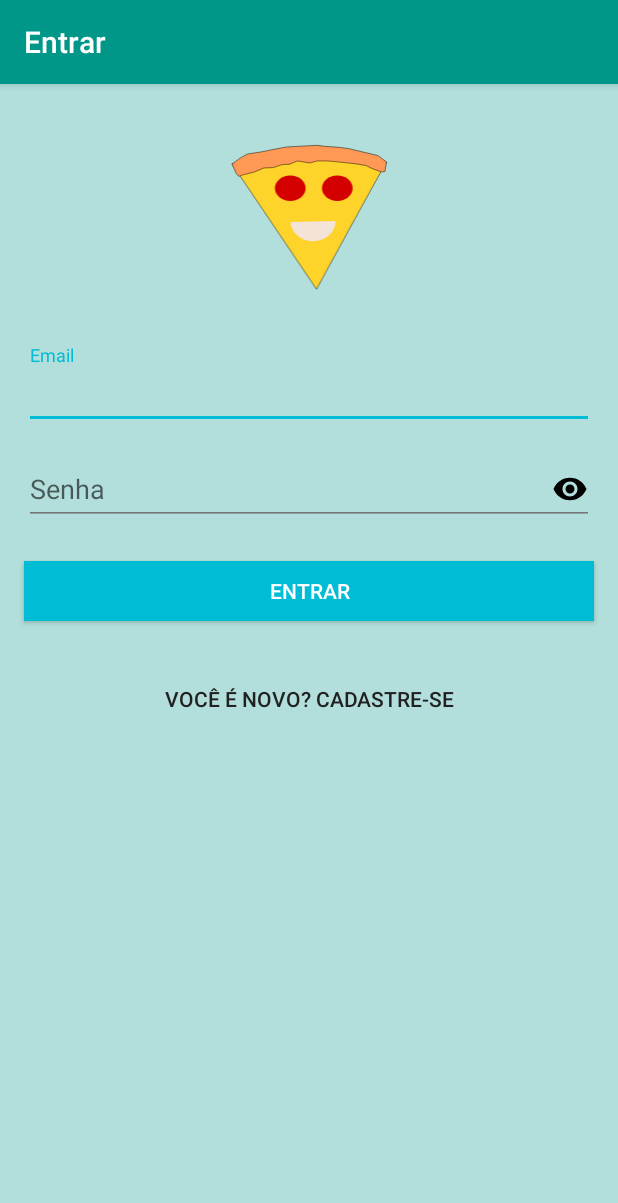
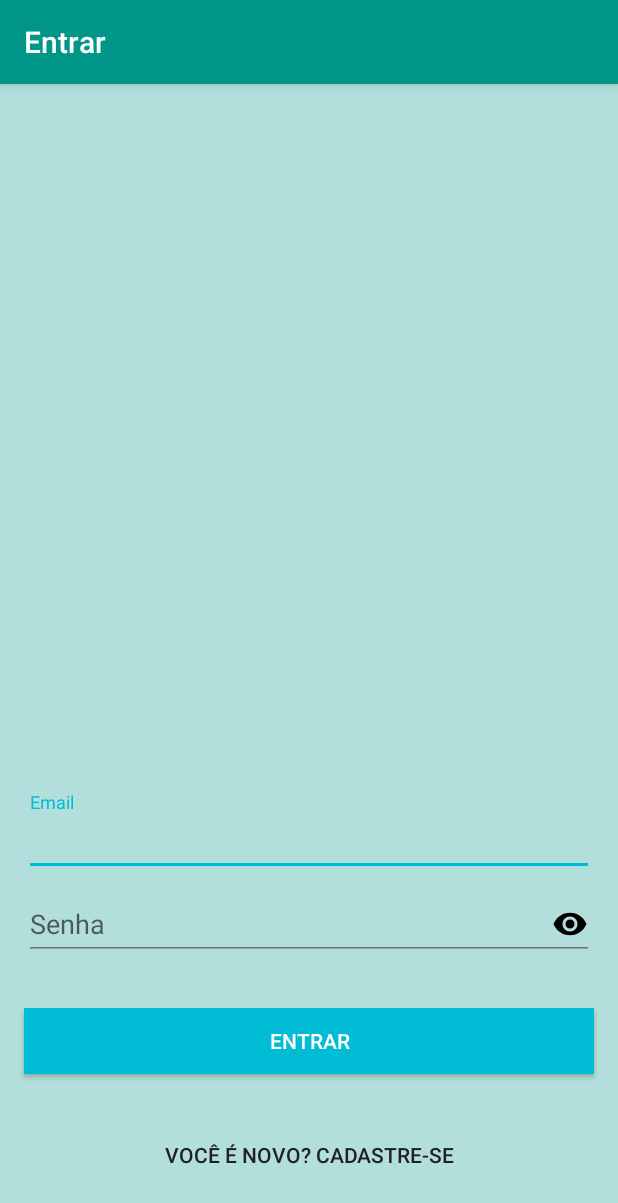
Before and after one commit to FelipeGaleote/AndroidRestaurante, an Android app: the screen it shows after launch (LoginActivity before the commit, AuthenticationActivity after it), on a phone screen of 412 x 824 dp. Shown: the top 1203 px of the screen. Run offline under Robolectric (Android 15) with nearby library versions, the phone set to English and light mode, and no system bars; our stand-ins replace ButterKnife.

Commit message:
Transforma a tela de login em fragment e altera a posicao de alguns elementos

```diff
--- a/app/build.gradle
+++ b/app/build.gradle
@@ -31,6 +31,7 @@ dependencies {
     implementation fileTree(include: ['*.jar'], dir: 'libs')
     implementation "com.android.support:appcompat-v7:$versao_appcompat"
     implementation 'com.android.support.constraint:constraint-layout:1.1.3'
+    implementation "com.android.support:support-v4:$versao_appcompat"
     testImplementation 'junit:junit:4.12'
     androidTestImplementation 'com.android.support.test:runner:1.0.2'
     androidTestImplementation 'com.android.support.test.espresso:espresso-core:3.0.2'
--- /dev/null
+++ b/app/src/main/java/com/perrest/restaurante/sincpedidos/presentation/activity/AuthenticationActivity.java
@@ -0,0 +1,24 @@
+package com.perrest.restaurante.sincpedidos.presentation.activity;
+
+import android.os.Bundle;
+import android.support.v7.app.AppCompatActivity;
+
+import com.perrest.restaurante.sincpedidos.R;
+import com.perrest.restaurante.sincpedidos.presentation.fragment.LoginFragment;
+
+import butterknife.ButterKnife;
+
+public class AuthenticationActivity extends AppCompatActivity{
+
+    @Override
+    protected void onCreate(Bundle savedInstanceState) {
+        super.onCreate(savedInstanceState);
+        setContentView(R.layout.activity_authentication);
+        ButterKnife.bind(this);
+
+        LoginFragment loginFragment = new LoginFragment();
+
+        getSupportFragmentManager().beginTransaction()
+                .add(R.id.fragment_container,loginFragment).commit();
+    }
+}
--- a/app/src/main/java/com/perrest/restaurante/sincpedidos/presentation/activity/SplashActivity.java
+++ b/app/src/main/java/com/perrest/restaurante/sincpedidos/presentation/activity/SplashActivity.java
@@ -1,8 +1,8 @@
 package com.perrest.restaurante.sincpedidos.presentation.activity;
 
 import android.content.Intent;
+import android.os.Bundle;
 import android.support.v7.app.AppCompatActivity;
-import android.os.Bundle;
 import android.view.View;
 import android.view.animation.AccelerateDecelerateInterpolator;
 import android.view.animation.Animation;
@@ -21,8 +21,8 @@ public class SplashActivity extends AppCompatActivity {
         setContentView(R.layout.activity_splash);
         logo = findViewById(R.id.splash_logo);
 
-        logo.post(() -> rotacionarView(logo,1800));
-        logo.postDelayed(this::irParaTelaDeLogin, 4000);
+        logo.post(() -> rotateView(logo,1800));
+        logo.postDelayed(this::goToAuthenticationActivity, 4000);
     }
 
     @Override
@@ -30,17 +30,17 @@ public class SplashActivity extends AppCompatActivity {
         super.onResume();
     }
 
-    private void rotacionarView(View view, int duracao){
-        RotateAnimation animacao = new RotateAnimation(0.0f,360.0f,view.getWidth()/2,view.getHeight());
-        animacao.setInterpolator(new AccelerateDecelerateInterpolator());
-        animacao.setDuration(duracao);
-        animacao.setRepeatCount(Animation.INFINITE);
-        view.startAnimation(animacao);
+    private void rotateView(View view, int duracao){
+        RotateAnimation animation = new RotateAnimation(0.0f,360.0f,view.getWidth()/2,view.getHeight());
+        animation.setInterpolator(new AccelerateDecelerateInterpolator());
+        animation.setDuration(duracao);
+        animation.setRepeatCount(Animation.INFINITE);
+        view.startAnimation(animation);
     }
 
-    private void irParaTelaDeLogin(){
+    private void goToAuthenticationActivity(){
         logo.clearAnimation();
-        Intent intent = new Intent(this, LoginActivity.class);
+        Intent intent = new Intent(this, AuthenticationActivity.class);
         startActivity(intent);
         finish();
     }
--- a/app/src/main/java/com/perrest/restaurante/sincpedidos/presentation/activity/LoginActivity.java
+++ b/app/src/main/java/com/perrest/restaurante/sincpedidos/presentation/fragment/LoginFragment.java
@@ -1,25 +1,35 @@
-package com.perrest.restaurante.sincpedidos.presentation.activity;
+package com.perrest.restaurante.sincpedidos.presentation.fragment;
 
+
+import android.app.Activity;
 import android.content.Intent;
+import android.os.Bundle;
 import android.support.design.widget.TextInputLayout;
-import android.support.v7.app.AppCompatActivity;
-import android.os.Bundle;
+import android.support.v4.app.Fragment;
 import android.text.Editable;
 import android.text.InputType;
 import android.text.TextWatcher;
+import android.view.LayoutInflater;
 import android.view.View;
+import android.view.ViewGroup;
 import android.widget.Button;
-import android.widget.EditText;
 import android.widget.ImageView;
+import android.widget.Toast;
 
 import com.perrest.restaurante.sincpedidos.R;
+import com.perrest.restaurante.sincpedidos.presentation.activity.CadastroActivity;
+import com.perrest.restaurante.sincpedidos.presentation.activity.MainActivity;
 import com.perrest.restaurante.sincpedidos.presentation.presenter.LoginPresenter;
+import com.perrest.restaurante.sincpedidos.presentation.view_interface.LoginView;
 
 import butterknife.BindView;
 import butterknife.ButterKnife;
 import butterknife.OnClick;
 
-public class LoginActivity extends AppCompatActivity{
+/**
+ * A simple {@link Fragment} subclass.
+ */
+public class LoginFragment extends Fragment implements LoginView {
 
     @BindView(R.id.login_cadastrar_btn)
     Button createAccount;
@@ -34,14 +44,18 @@ public class LoginActivity extends AppCompatActivity{
 
     private LoginPresenter presenter;
 
+    public LoginFragment() {}
+
+
+
     @Override
-    protected void onCreate(Bundle savedInstanceState) {
-        super.onCreate(savedInstanceState);
-        setContentView(R.layout.activity_login);
-        ButterKnife.bind(this);
+    public View onCreateView(LayoutInflater inflater, ViewGroup container,
+                             Bundle savedInstanceState) {
+        View view = inflater.inflate(R.layout.fragment_login, container, false);
+        ButterKnife.bind(this,view);
+        configFields();
         presenter = new LoginPresenter(this);
-
-        configFields();
+        return view;
     }
 
     private void configFields(){
@@ -74,7 +88,7 @@ public class LoginActivity extends AppCompatActivity{
 
     @OnClick(R.id.login_cadastrar_btn)
     protected void goToCreateAccountActivity(){
-        Intent intent = new Intent(LoginActivity.this,CadastroActivity.class);
+        Intent intent = new Intent(getContext(),CadastroActivity.class);
         startActivity(intent);
     }
 
@@ -101,10 +115,12 @@ public class LoginActivity extends AppCompatActivity{
         }
     }
 
+    @Override
     public void goToMainActivity(){
-        Intent intent = new Intent(LoginActivity.this, MainActivity.class);
+        Intent intent = new Intent(getContext(), MainActivity.class);
         startActivity(intent);
-        finish();
+        if(getActivity() != null)
+            getActivity().finish();
     }
 
     @OnClick(R.id.login_show_password_button)
@@ -118,4 +134,14 @@ public class LoginActivity extends AppCompatActivity{
         passwordField.getEditText().setSelection(passwordField.getEditText().getText().length());
         showPasswordError(previusError);
     }
+
+    @Override
+    public Activity getActivityFromView() {
+        return getActivity();
+    }
+
+    @Override
+    public void showToast(String message) {
+        Toast.makeText(getActivity(),message,Toast.LENGTH_SHORT).show();
+    }
 }
--- a/app/src/main/java/com/perrest/restaurante/sincpedidos/presentation/presenter/LoginPresenter.java
+++ b/app/src/main/java/com/perrest/restaurante/sincpedidos/presentation/presenter/LoginPresenter.java
@@ -1,40 +1,44 @@
 package com.perrest.restaurante.sincpedidos.presentation.presenter;
 
 
+import android.app.Activity;
+
 import com.perrest.restaurante.sincpedidos.R;
-import com.perrest.restaurante.sincpedidos.presentation.activity.LoginActivity;
+import com.perrest.restaurante.sincpedidos.presentation.view_interface.LoginView;
 
 public class LoginPresenter {
-    private LoginActivity activity;
+    private LoginView view;
+    private Activity activity;
     private String emailError;
     private String passwordError;
 
-    public LoginPresenter(LoginActivity activity){
-        this.activity = activity;
+    public LoginPresenter(LoginView view) {
+        this.view = view;
+        this.activity = view.getActivityFromView();
     }
 
-    public void validateAllFields(String email, String password){
+    public void validateAllFields(String email, String password) {
         validateEmail(email);
         validatePassword(password);
-        if(emailError.isEmpty() && passwordError.isEmpty())
-            activity.goToMainActivity();
+        if (emailError.isEmpty() && passwordError.isEmpty())
+            view.goToMainActivity();
     }
 
-    public void validateEmail(String email){
+    public void validateEmail(String email) {
         emailError = "";
         if (email.isEmpty()) {
             emailError = activity.getString(R.string.campo_obrigatorio);
-        } else if(!email.contains("@") || !email.contains(".")) {
+        } else if (!email.contains("@") || !email.contains(".")) {
             emailError = activity.getString(R.string.invalid_email);
         }
-        activity.showEmailError(emailError);
+        view.showEmailError(emailError);
     }
 
-    public void validatePassword(String password){
+    public void validatePassword(String password) {
         passwordError = "";
         if (password.isEmpty()) {
             passwordError = activity.getString(R.string.campo_obrigatorio);
         }
-        activity.showPasswordError(passwordError);
+        view.showPasswordError(passwordError);
     }
 }
--- /dev/null
+++ b/app/src/main/java/com/perrest/restaurante/sincpedidos/presentation/view_interface/BaseView.java
@@ -0,0 +1,9 @@
+package com.perrest.restaurante.sincpedidos.presentation.view_interface;
+
+import android.app.Activity;
+import android.view.View;
+
+public interface BaseView{
+    Activity getActivityFromView();
+    void showToast(String message);
+}
--- /dev/null
+++ b/app/src/main/java/com/perrest/restaurante/sincpedidos/presentation/view_interface/LoginView.java
@@ -0,0 +1,7 @@
+package com.perrest.restaurante.sincpedidos.presentation.view_interface;
+
+public interface LoginView extends BaseView {
+    void goToMainActivity();
+    void showEmailError(String error);
+    void showPasswordError(String error);
+}
--- /dev/null
+++ b/app/src/main/res/layout/activity_authentication.xml
@@ -0,0 +1,18 @@
+<?xml version="1.0" encoding="utf-8"?>
+<android.support.constraint.ConstraintLayout xmlns:android="http://schemas.android.com/apk/res/android"
+    xmlns:app="http://schemas.android.com/apk/res-auto"
+    xmlns:tools="http://schemas.android.com/tools"
+    android:layout_width="match_parent"
+    android:layout_height="match_parent"
+    android:background="@color/colorPrimaryLight"
+    tools:context=".presentation.activity.AuthenticationActivity">
+
+    <FrameLayout
+        android:id="@+id/fragment_container"
+        android:layout_width="match_parent"
+        android:layout_height="0dp"
+        app:layout_constraintVertical_weight="2"
+        app:layout_constraintBottom_toBottomOf="parent">
+    </FrameLayout>
+
+</android.support.constraint.ConstraintLayout>
--- a/app/src/main/res/layout/activity_login.xml
+++ b/app/src/main/res/layout/fragment_login.xml
@@ -5,26 +5,16 @@
     android:layout_width="match_parent"
     android:layout_height="match_parent"
     android:background="@color/colorPrimaryLight"
-    tools:context=".presentation.activity.LoginActivity">
+    tools:context=".presentation.fragment.LoginFragment">
 
-    <ImageView
-        android:id="@+id/login_logo"
-        android:layout_width="150dp"
-        android:layout_height="150dp"
-        app:layout_constraintTop_toTopOf="parent"
-        app:layout_constraintStart_toStartOf="parent"
-        app:layout_constraintEnd_toEndOf="parent"
-        android:layout_marginTop="16dp"
-        android:src="@drawable/ic_img_logo"/>
 
     <android.support.design.widget.TextInputLayout
         android:id="@+id/login_email_input_layout"
         android:layout_width="match_parent"
         android:layout_height="wrap_content"
-        app:layout_constraintTop_toBottomOf="@id/login_logo"
+        app:layout_constraintBottom_toTopOf="@id/login_senha_input_layout"
         android:layout_marginStart="16dp"
-        android:layout_marginEnd="16dp"
-        android:layout_marginTop="8dp">
+        android:layout_marginEnd="16dp">
         <android.support.design.widget.TextInputEditText
             android:layout_width="match_parent"
             android:layout_height="wrap_content"
@@ -35,8 +25,8 @@
     <FrameLayout
         android:layout_width="wrap_content"
         android:layout_height="wrap_content"
+        app:layout_constraintTop_toTopOf="@id/login_senha_input_layout"
         app:layout_constraintEnd_toEndOf="@id/login_senha_input_layout"
-        app:layout_constraintTop_toTopOf="@id/login_senha_input_layout"
         android:layout_marginTop="16dp"
         android:elevation="4dp">
         <ImageView
@@ -52,10 +42,10 @@
         android:id="@+id/login_senha_input_layout"
         android:layout_width="match_parent"
         android:layout_height="wrap_content"
-        app:layout_constraintTop_toBottomOf="@id/login_email_input_layout"
+        app:layout_constraintBottom_toTopOf="@id/login_logar_btn"
         android:layout_marginStart="16dp"
         android:layout_marginEnd="16dp"
-        android:layout_marginTop="8dp">
+        android:layout_marginBottom="32dp">
         <android.support.design.widget.TextInputEditText
             android:layout_width="match_parent"
             android:layout_height="wrap_content"
@@ -67,13 +57,13 @@
     <Button
         android:id="@+id/login_logar_btn"
         android:layout_width="match_parent"
-        android:layout_height="40dp"
-        app:layout_constraintTop_toBottomOf="@id/login_senha_input_layout"
+        android:layout_height="44dp"
         app:layout_constraintStart_toStartOf="parent"
         app:layout_constraintEnd_toEndOf="parent"
+        app:layout_constraintBottom_toTopOf="@id/login_cadastrar_btn"
         android:layout_marginStart="16dp"
         android:layout_marginEnd="16dp"
-        android:layout_marginTop="24dp"
+        android:layout_marginBottom="32dp"
         android:padding="6dp"
         android:background="@color/colorAccent"
         android:text="@string/login"
@@ -82,17 +72,16 @@
     <Button
         android:id="@+id/login_cadastrar_btn"
         android:layout_width="match_parent"
-        android:layout_height="40dp"
-        app:layout_constraintTop_toBottomOf="@id/login_logar_btn"
+        android:layout_height="44dp"
         app:layout_constraintStart_toStartOf="parent"
         app:layout_constraintEnd_toEndOf="parent"
+        app:layout_constraintBottom_toBottomOf="parent"
         android:layout_marginStart="16dp"
         android:layout_marginEnd="16dp"
-        android:layout_marginTop="32dp"
+        android:layout_marginBottom="32dp"
         android:padding="6dp"
         android:background="@android:color/transparent"
         android:text="@string/convite_para_cadastro"
-        android:textColor="@color/colorPrimaryText"/>
-
+        android:textColor="@color/colorPrimaryText" />
 
 </android.support.constraint.ConstraintLayout>
```
Also changed, not shown: app/src/main/AndroidManifest.xml (+5 -3 lines).
